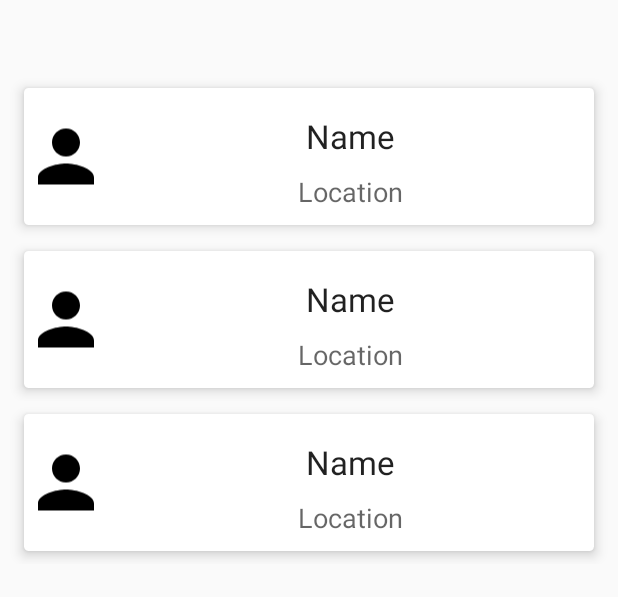
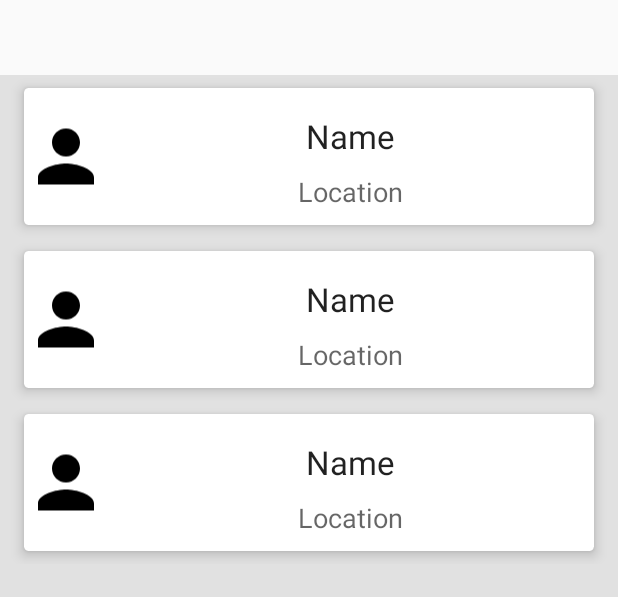
Before and after one commit to devlontechron/450Android-HackAlong, an Android app: the layout recycler_view_people.xml on its own in the app's theme, with its tools: preview values and no code run, on a phone screen of 412 x 824 dp. Shown: the top 597 px of the screen. Run offline under Robolectric (Android 15) with nearby library versions, the phone set to English and light mode, and no system bars.

Commit message:
fixed double cards bug

```diff
--- a/app/src/main/java/group6/tcss450/uw/edu/hackalong/EventsFragment.java
+++ b/app/src/main/java/group6/tcss450/uw/edu/hackalong/EventsFragment.java
@@ -131,6 +131,9 @@ public class EventsFragment extends LoginFragment implements EventsWebService.On
      * @param json
      */
     private void parseJSON(final String json) throws JSONException, ParseException {
+        mDataset.clear();
+        eventDateData.clear();
+        eventDateData.clear();
         JSONArray jObject;
         ArrayList<String> myEventList = new ArrayList<String>();
 
--- a/app/src/main/java/group6/tcss450/uw/edu/hackalong/PeopleFragment.java
+++ b/app/src/main/java/group6/tcss450/uw/edu/hackalong/PeopleFragment.java
@@ -104,6 +104,8 @@ public class PeopleFragment extends LoginFragment implements PeopleWebService.On
 
 
     private void parseJSON(final String json) {
+        mDataset.clear();
+        peopleLocData.clear();
         JSONArray jObject;
         ArrayList<String> myPeopleList = new ArrayList<String>();
 
--- a/app/src/main/res/layout/recycler_view_events.xml
+++ b/app/src/main/res/layout/recycler_view_events.xml
@@ -11,7 +11,7 @@
     android:layout_marginRight="0dp"
     android:layout_marginTop="50dp"
     android:clickable="true"
-    android:backgroundTint="@color/cardview_dark_background"
+    android:background="@color/colorLight"
 
     app:layoutManager="LinearLayoutManager"
     tools:listitem="@layout/cards_events" />
--- a/app/src/main/res/layout/recycler_view_people.xml
+++ b/app/src/main/res/layout/recycler_view_people.xml
@@ -6,12 +6,12 @@
     xmlns:tools="http://schemas.android.com/tools"
     android:id="@+id/peoplelist"
     android:layout_width="match_parent"
-    android:layout_height="wrap_content"
+    android:layout_height="match_parent"
     android:layout_marginLeft="0dp"
     android:layout_marginRight="0dp"
     android:layout_marginTop="50dp"
     android:clickable="true"
-    android:backgroundTint="@color/cardview_dark_background"
+    android:background="@color/colorLight"
 
     app:layoutManager="LinearLayoutManager"
     tools:listitem="@layout/cards_people" />
--- a/app/src/main/res/values/colors.xml
+++ b/app/src/main/res/values/colors.xml
@@ -3,5 +3,6 @@
     <color name="colorPrimary">#0064ff</color>
     <color name="colorPrimaryDark">#0000af</color>
     <color name="colorAccent">#000000</color>
+    <color name="colorLight">#e1e1e1</color>
 
 </resources>
```
